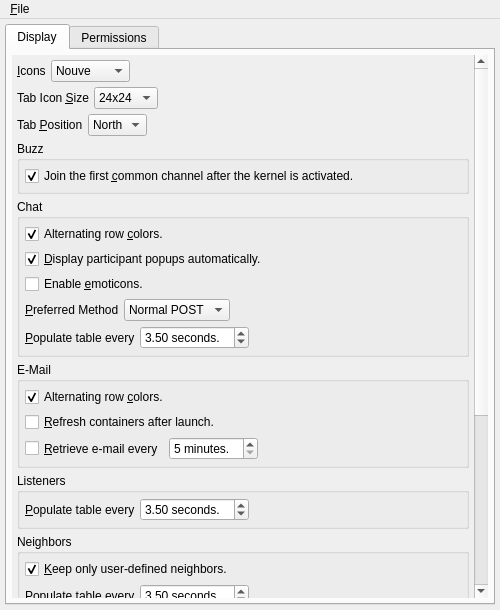
Old version of the form branches/trunk/UI/options.ui in the repository textbrowser/spot-on.
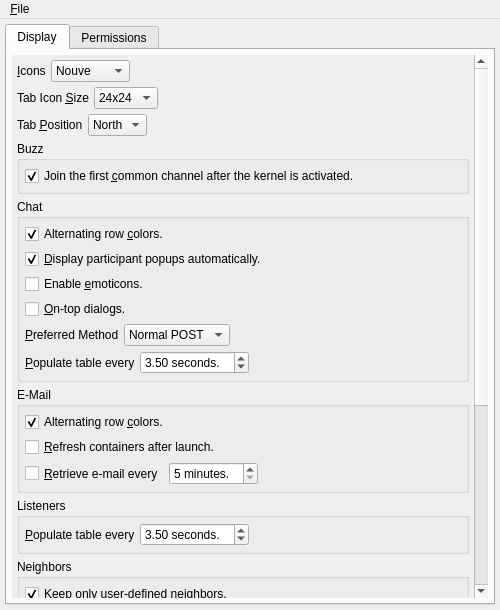
New version of the form. Icons and pictures are not drawn.

Commit message: On-top chat dialogs.

Diff of the .ui file:
```diff
--- a/branches/trunk/UI/options.ui
+++ b/branches/trunk/UI/options.ui
@@ -53,9 +53,9 @@
            <property name="geometry">
             <rect>
              <x>0</x>
-             <y>-305</y>
-             <width>458</width>
-             <height>839</height>
+             <y>0</y>
+             <width>462</width>
+             <height>910</height>
             </rect>
            </property>
            <layout class="QVBoxLayout" name="verticalLayout_9">
@@ -305,6 +305,13 @@
                  </property>
                 </widget>
                </item>
+               <item>
+                <widget class="QCheckBox" name="ontopChatDialogs">
+                 <property name="text">
+                  <string>&amp;On-top dialogs.</string>
+                 </property>
+                </widget>
+               </item>
                <item>
                 <layout class="QHBoxLayout" name="horizontalLayout_5">
                  <property name="spacing">
```
Left out of the diff: 36 changed lines with no effect on the pictures. The commit also changes 6 other files.
